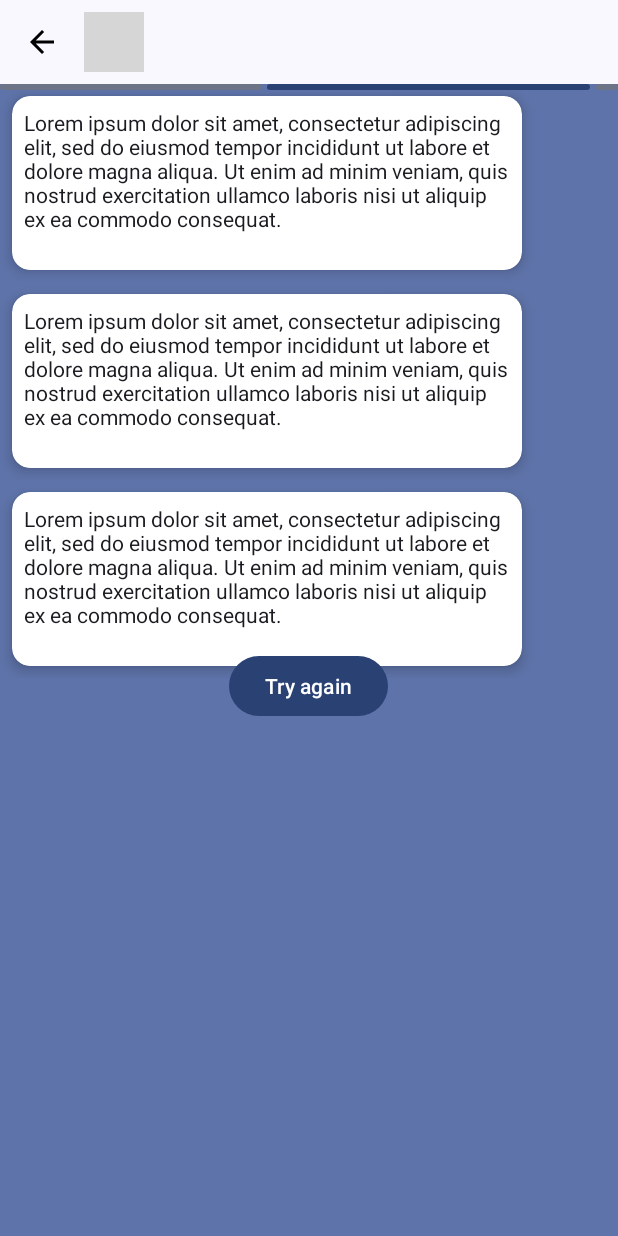
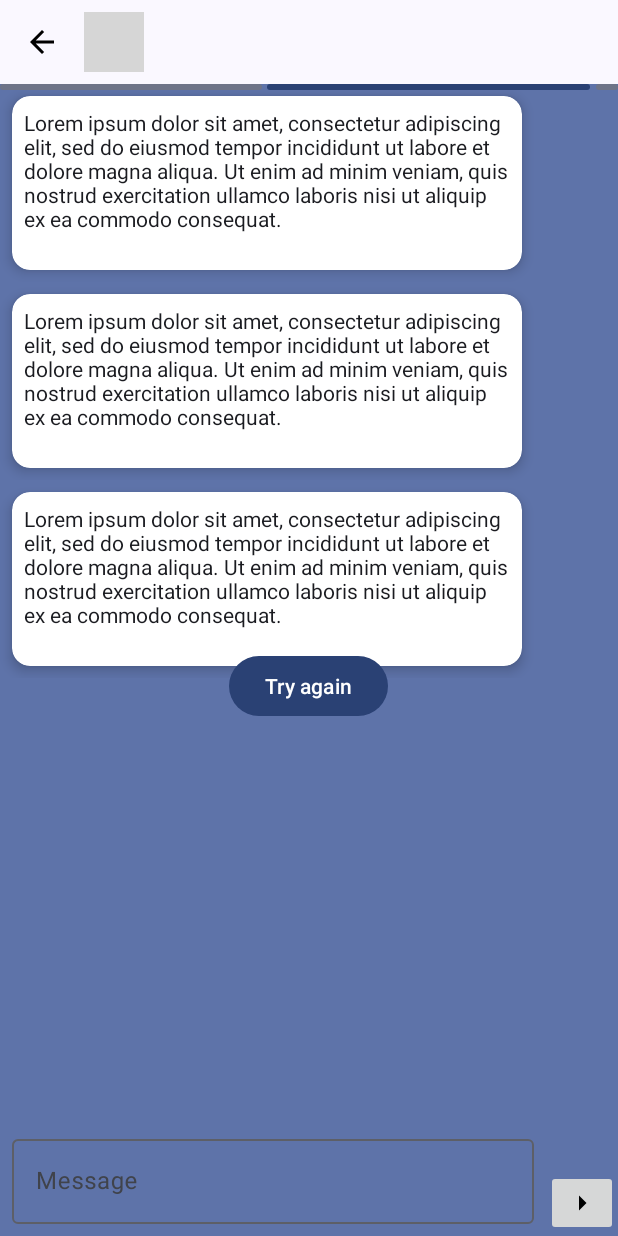
Before and after one commit to ologdm/wanna-chat, an Android app: the layout fragment_detail.xml on its own in the app's theme, with its tools: preview values and no code run, on a phone screen of 412 x 824 dp. Run offline under Robolectric (Android 15) with nearby library versions, the phone set to English and light mode, and no system bars; network calls fail; grey boxes are pictures that could not be loaded.

Commit message:
ux improv, vm detail

```diff
--- a/app/build.gradle
+++ b/app/build.gradle
@@ -2,6 +2,10 @@ plugins {
     alias(libs.plugins.androidApplication)
     alias(libs.plugins.jetbrainsKotlinAndroid)
     id ("kotlin-parcelize")
+
+    // hilt dagger
+    id("kotlin-kapt")
+
 }
 
 android {
@@ -76,8 +80,11 @@ dependencies {
     implementation "org.jetbrains.kotlin:kotlin-stdlib:1.8.0"
     implementation "androidx.core:core-ktx:1.8.0"
 
-
+    // maps
     implementation 'com.google.android.gms:play-services-maps:18.2.0'
 
+    // hilt dagger
+    implementation("com.google.dagger:hilt-android:2.51.1")
+    kapt("com.google.dagger:hilt-compiler:2.51.1")
 
 }
--- /dev/null
+++ b/app/src/main/java/com/example/chatapp/App.kt
@@ -0,0 +1,6 @@
+package com.example.chatapp
+
+import android.app.Application
+
+class App:Application() {
+}
--- a/app/src/main/java/com/example/chatapp/ui/detail/DetailVModel.kt
+++ b/app/src/main/java/com/example/chatapp/ui/detail/DetailVModel.kt
@@ -11,25 +11,20 @@ import com.example.chatapp.utils.StateContainer
 
 class DetailVModel : ViewModel() {
 
-//    val itemList = MutableLiveData<List<MessageItem>>()
-
     val state = MutableLiveData<StateContainer<MessageItem>>()
 
 
     fun loadConversationMessages() {
         state.value = StateContainer(isLoading = true)
 
-
         DetailRepo.getMessagesList { response ->
             when (response) {
                 is IoResponse.Success -> {
                     state.value = StateContainer(items = response.value)
                 }
-
                 is IoResponse.NetworkError -> {
                     state.value = StateContainer(isNetworkError = true)
                 }
-
                 is IoResponse.OtherError -> {
                     state.value = StateContainer(isOtherError = true)
                 }
--- a/app/src/main/java/com/example/chatapp/utils/RetrofitUtils.kt
+++ b/app/src/main/java/com/example/chatapp/utils/RetrofitUtils.kt
@@ -34,6 +34,6 @@ object RetrofitUtils {
 }
 
 
-fun <T> Call<T>.start() {
-    // TODO
-}
+//fun <T> Call<T>.start() {
+//    // TODO
+//}
--- /dev/null
+++ b/app/src/main/res/drawable/baseline_arrow_right_24.xml
@@ -0,0 +1,5 @@
+<vector xmlns:android="http://schemas.android.com/apk/res/android" android:autoMirrored="true" android:height="24dp" android:tint="#000000" android:viewportHeight="24" android:viewportWidth="24" android:width="24dp">
+
+    <path android:fillColor="@android:color/white" android:pathData="M10,17l5,-5 -5,-5v10z"/>
+
+</vector>
--- a/app/src/main/res/layout/fragment_detail.xml
+++ b/app/src/main/res/layout/fragment_detail.xml
@@ -63,6 +63,38 @@
             app:layout_constraintBottom_toBottomOf="parent"
             app:layout_constraintTop_toBottomOf="@id/toolbar" />
 
+
+    <com.google.android.material.textfield.TextInputLayout
+            android:id="@+id/messageEditTextLayout"
+            android:layout_width="0dp"
+            android:layout_height="wrap_content"
+            app:layout_constraintBottom_toBottomOf="parent"
+            app:layout_constraintStart_toStartOf="parent"
+            app:layout_constraintEnd_toStartOf="@id/sendButton"
+            android:layout_margin="8dp"
+            android:hint="@string/Message">
+
+        <com.google.android.material.textfield.TextInputEditText
+                android:id="@+id/messageEditText"
+                android:layout_width="match_parent"
+                android:layout_height="wrap_content"
+                android:imeOptions="actionDone"
+                android:inputType="text"
+                />
+
+    </com.google.android.material.textfield.TextInputLayout>
+
+    <ImageButton
+            android:id="@+id/sendButton"
+            android:layout_width="wrap_content"
+            android:layout_height="wrap_content"
+            android:src="@drawable/baseline_arrow_right_24"
+            app:layout_constraintBottom_toBottomOf="parent"
+            app:layout_constraintEnd_toEndOf="parent" />
+
+
+
+
     <com.google.android.material.progressindicator.LinearProgressIndicator
             android:id="@+id/progressBar"
             android:layout_width="match_parent"
--- a/app/src/main/res/values/strings.xml
+++ b/app/src/main/res/values/strings.xml
@@ -8,6 +8,9 @@
     <string name="something_went_wrong">Something went wrong</string>
 
 
+    <string name="Message">Message</string>
+
+
 
 
 </resources>
```
